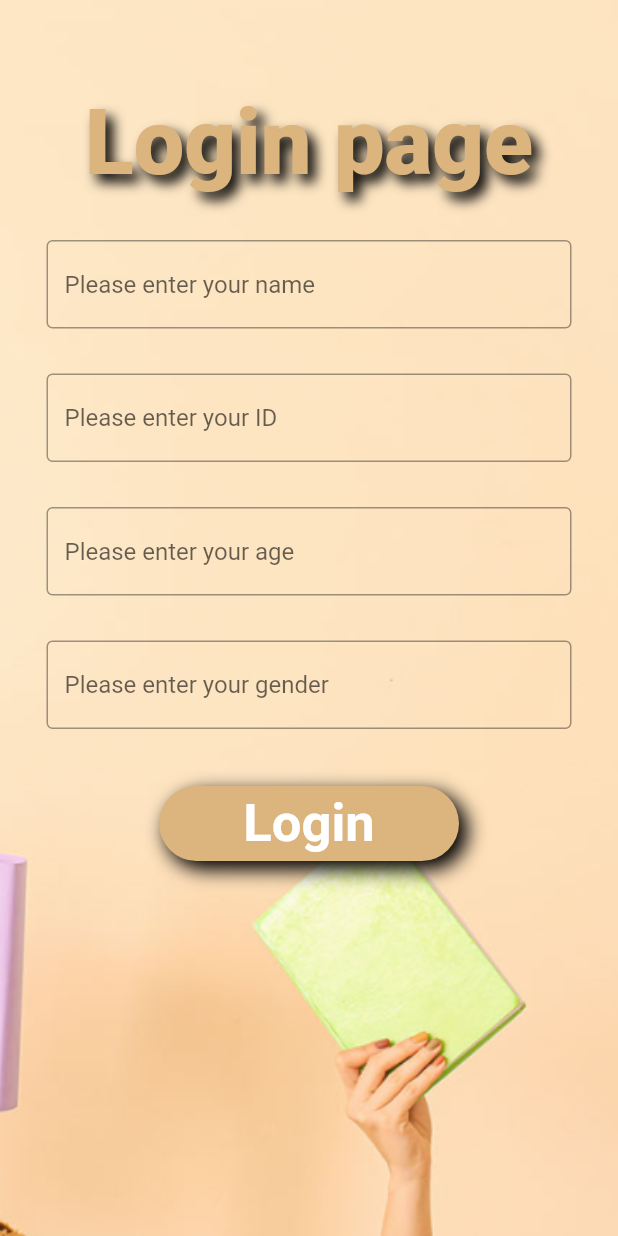
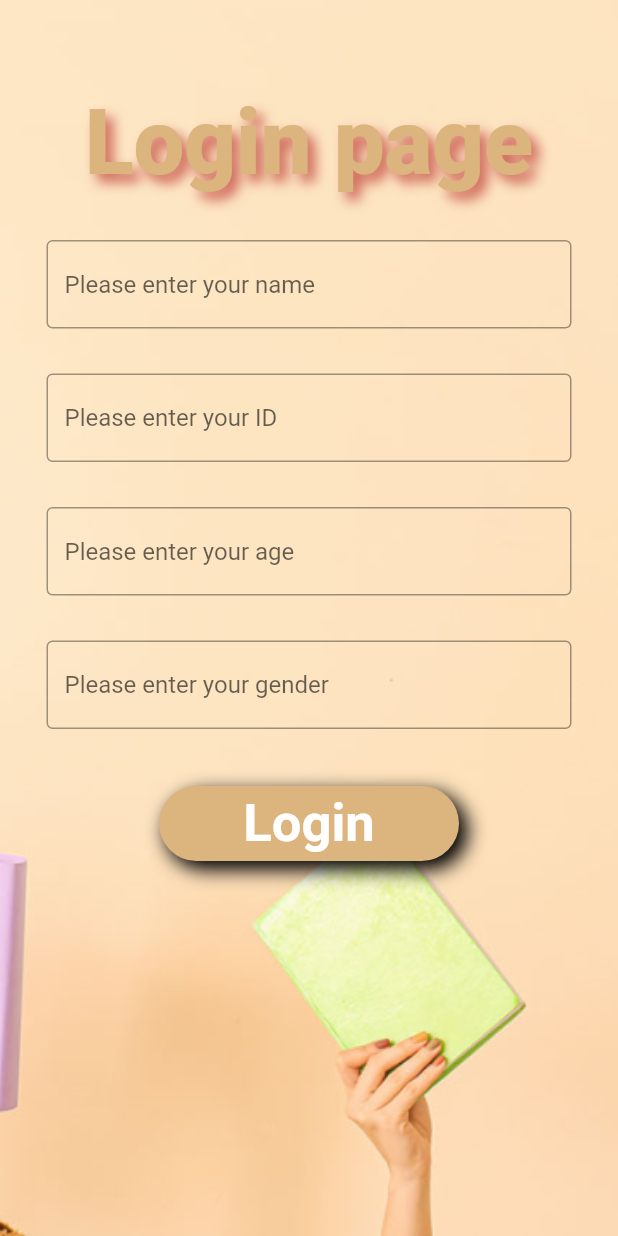
Before and after one commit to May-Cohen/ECT-project, a Flutter app: the screen it shows after launch, on a phone screen of 412 x 824 dp. Run offline on Flutter 3.47's test engine with Material 2 defaults, Android fonts, the phone set to English and light mode, and no system bars; our stand-ins replace csv.

Commit message:
change color

```diff
--- a/lib/Login page.dart
+++ b/lib/Login page.dart
@@ -38,7 +38,7 @@ class _LoginPageState extends State<LoginPage> {
                     Shadow(
                       offset: Offset(5.0, 5.0),
                       blurRadius: 10.0,
-                      color: Color.fromARGB(255, 0, 0, 0),
+                      color: Color.fromARGB(154, 174, 16, 16),
                     ),
                   ],
                   fontSize: 60),
```
